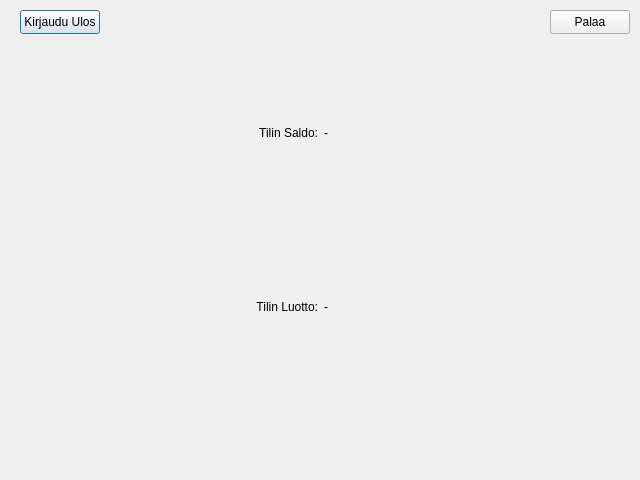
First picture: the form in frontend/balancewindow.ui, repository slmksav/Qt6-ATM-app, before the edit.
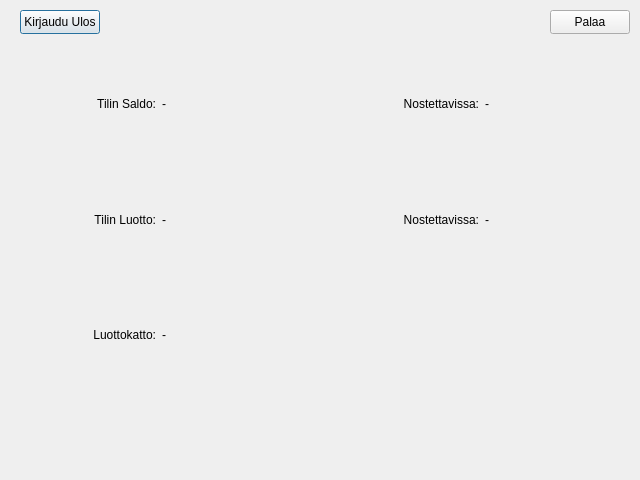
Second picture: the form after the edit.

Commit message: balancewin display withdrawable sums

Diff of the .ui file:
```diff
--- a/frontend/balancewindow.ui
+++ b/frontend/balancewindow.ui
@@ -74,6 +74,16 @@
         </property>
        </widget>
       </item>
+      <item>
+       <widget class="QLabel" name="labelInfoCreditMax">
+        <property name="text">
+         <string>Luottokatto:</string>
+        </property>
+        <property name="alignment">
+         <set>Qt::AlignRight|Qt::AlignTrailing|Qt::AlignVCenter</set>
+        </property>
+       </widget>
+      </item>
      </layout>
     </item>
     <item>
@@ -89,6 +99,75 @@
        <widget class="QLabel" name="labelCredit">
         <property name="text">
          <string>-</string>
+        </property>
+       </widget>
+      </item>
+      <item>
+       <widget class="QLabel" name="labelCreditMax">
+        <property name="text">
+         <string>-</string>
+        </property>
+       </widget>
+      </item>
+     </layout>
+    </item>
+    <item>
+     <layout class="QVBoxLayout" name="verticalLayout_3">
+      <item>
+       <widget class="QLabel" name="labelInfoBalanceAvail">
+        <property name="text">
+         <string>Nostettavissa:</string>
+        </property>
+        <property name="alignment">
+         <set>Qt::AlignRight|Qt::AlignTrailing|Qt::AlignVCenter</set>
+        </property>
+       </widget>
+      </item>
+      <item>
+       <widget class="QLabel" name="labelInfoCreditAvail">
+        <property name="text">
+         <string>Nostettavissa:</string>
+        </property>
+        <property name="alignment">
+         <set>Qt::AlignRight|Qt::AlignTrailing|Qt::AlignVCenter</set>
+        </property>
+       </widget>
+      </item>
+      <item>
+       <widget class="QLabel" name="labelInfoEmpty">
+        <property name="text">
+         <string/>
+        </property>
+        <property name="alignment">
+         <set>Qt::AlignRight|Qt::AlignTrailing|Qt::AlignVCenter</set>
+        </property>
+       </widget>
+      </item>
+     </layout>
+    </item>
+    <item>
+     <layout class="QVBoxLayout" name="verticalLayout_4">
+      <item>
+       <widget class="QLabel" name="labelBalanceAvail">
+        <property name="text">
+         <string>-</string>
+        </property>
+       </widget>
+      </item>
+      <item>
+       <widget class="QLabel" name="labelCreditAvail">
+        <property name="text">
+         <string>-</string>
+        </property>
+       </widget>
+      </item>
+      <item>
+       <widget class="QLabel" name="labelEmpty">
+        <property name="text">
+         <string/>
+        </property>
+        <property name="alignment">
+         <set>Qt::AlignLeading|Qt::AlignLeft|Qt::AlignVCenter</set>
         </property>
        </widget>
       </item>
```
The commit also changes 1 other file.
